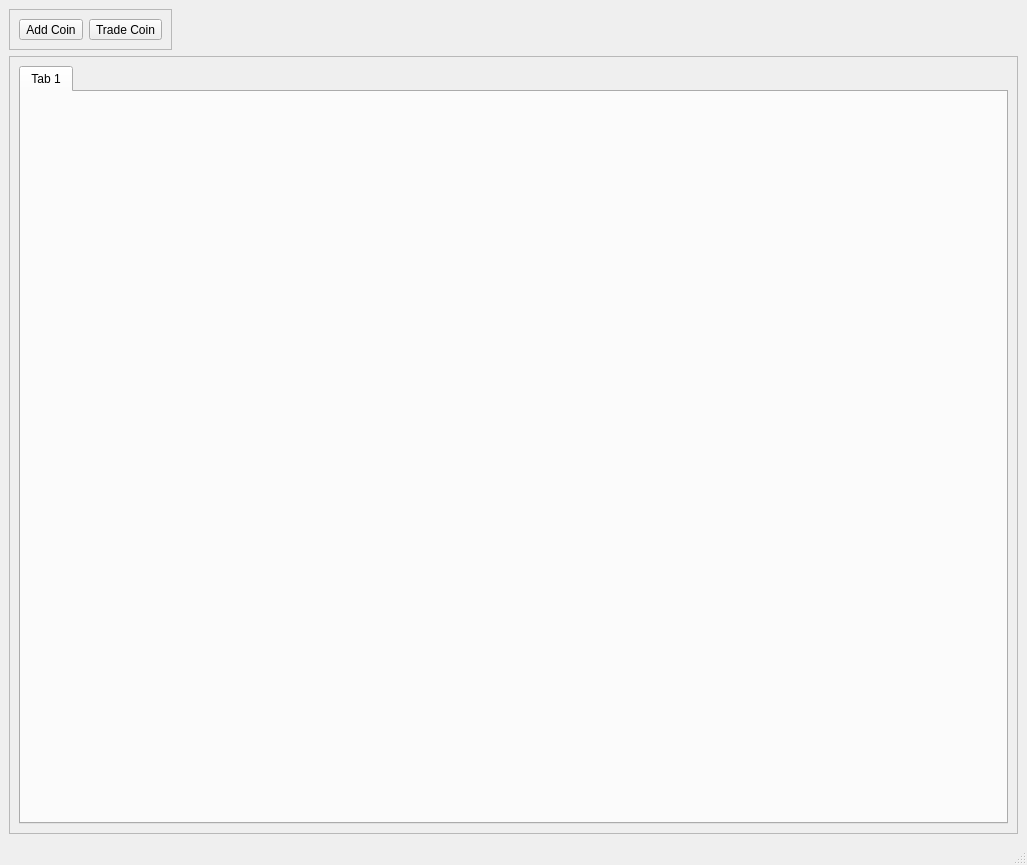
Before: the Qt Designer form mainwindowqt.ui in pywizard/wavetrend, drawn with Qt 5.
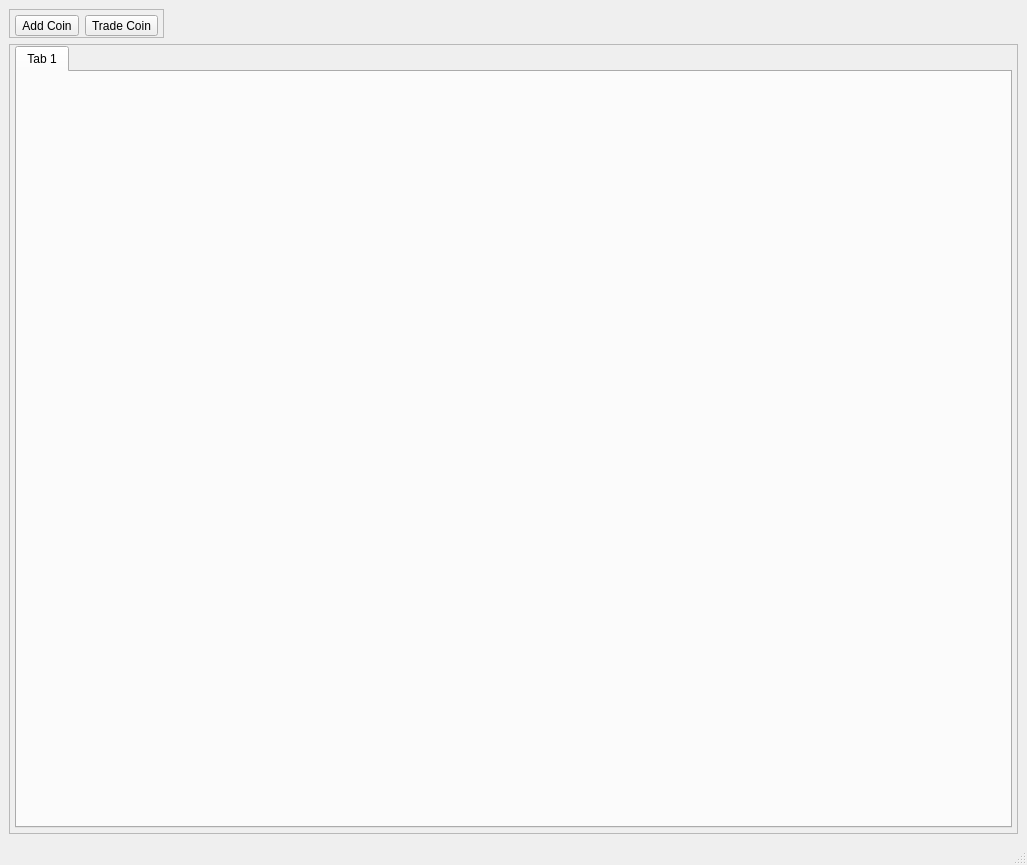
After: the same form once the commit is applied. Icons and pictures are not drawn.

Commit message: better orderbook and style adjustment.

```diff
--- a/mainwindowqt.ui
+++ b/mainwindowqt.ui
@@ -39,6 +39,12 @@
         <verstretch>0</verstretch>
        </sizepolicy>
       </property>
+      <property name="maximumSize">
+       <size>
+        <width>16777215</width>
+        <height>38</height>
+       </size>
+      </property>
       <property name="frameShape">
        <enum>QFrame::StyledPanel</enum>
       </property>
@@ -46,6 +52,21 @@
        <enum>QFrame::Raised</enum>
       </property>
       <layout class="QHBoxLayout" name="horizontalLayout_2">
+       <property name="spacing">
+        <number>6</number>
+       </property>
+       <property name="leftMargin">
+        <number>5</number>
+       </property>
+       <property name="topMargin">
+        <number>5</number>
+       </property>
+       <property name="rightMargin">
+        <number>5</number>
+       </property>
+       <property name="bottomMargin">
+        <number>1</number>
+       </property>
        <item>
         <widget class="QToolButton" name="toolButton">
          <property name="sizePolicy">
@@ -81,6 +102,18 @@
        <enum>QFrame::Raised</enum>
       </property>
       <layout class="QHBoxLayout" name="horizontalLayout_3">
+       <property name="leftMargin">
+        <number>5</number>
+       </property>
+       <property name="topMargin">
+        <number>1</number>
+       </property>
+       <property name="rightMargin">
+        <number>5</number>
+       </property>
+       <property name="bottomMargin">
+        <number>5</number>
+       </property>
        <item>
         <widget class="QTabWidget" name="tabWidget">
          <property name="sizePolicy">
@@ -89,6 +122,9 @@
            <verstretch>1</verstretch>
           </sizepolicy>
          </property>
+         <property name="tabsClosable">
+          <bool>false</bool>
+         </property>
          <widget class="QWidget" name="tab">
           <attribute name="title">
            <string>Tab 1</string>
```
Left out of the diff: 2 changed lines with no effect on the pictures. The commit also changes 2 other files.
